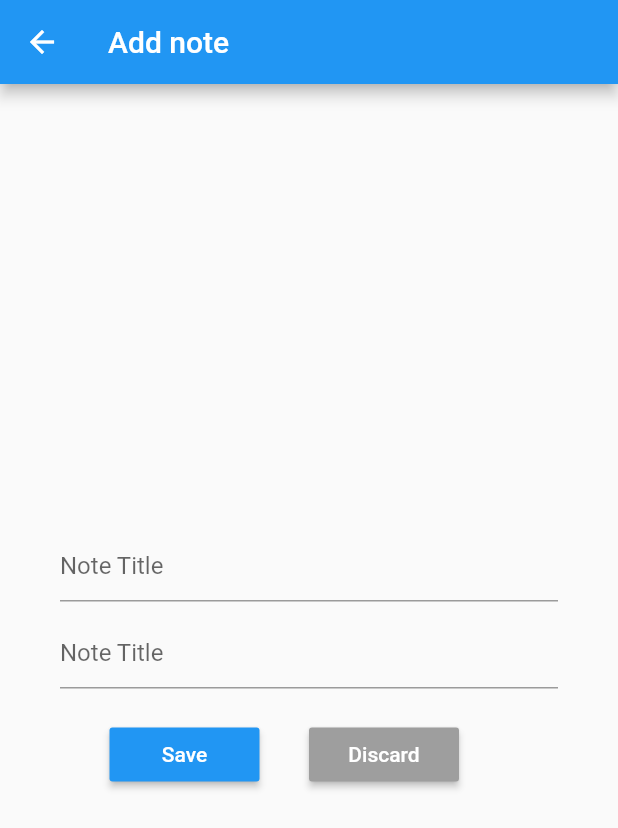
After one commit to ovansa/church_express, a Flutter app: the AddNote screen opened directly, on a phone screen of 412 x 824 dp. The commit adds this screen. Shown: the top 828 px of the screen. Run offline on Flutter 3.47's test engine with Material 2 defaults, Android fonts, the phone set to English and light mode, and no system bars; our stand-ins replace font_awesome_flutter, google_fonts, sqflite; accounts and stored records are empty.

Commit message:
Implemented a rough version of Notes

```diff
--- /dev/null
+++ b/lib/providers/note_provider.dart
@@ -0,0 +1,38 @@
+import 'package:sqflite/sqflite.dart';
+import 'package:path/path.dart';
+
+class NoteProvider {
+  static Database db;
+
+  static Future open() async {
+    db = await openDatabase(join(await getDatabasesPath(), 'notes.db'),
+        version: 1, onCreate: (Database db, int version) async {
+      db.execute('''
+      create table Notes(
+            id integer primary key autoincrement,
+            title text not null,
+            text text not null
+          );
+      ''');
+    });
+  }
+
+  static Future<List<Map<String, dynamic>>> getNoteList() async {
+    if (db == null) {
+      await open();
+    }
+    return await db.query('Notes');
+  }
+
+  static Future insertData(Map<String, dynamic> note) async {
+    await db.insert('Notes', note);
+  }
+
+  static Future updateNote(Map<String, dynamic> note) async {
+    await db.update('Notes', note, where: 'id = ?', whereArgs: [note['id']]);
+  }
+
+  static Future deleteNote(int id) async {
+    await db.delete('Notes', where: 'id = ?', whereArgs: [id]);
+  }
+}
--- /dev/null
+++ b/lib/screens/add_note.dart
@@ -0,0 +1,116 @@
+import 'package:church_express/providers/note_provider.dart';
+import 'package:church_express/widgets/inherited_widget/inherited_widget.dart';
+import 'package:flutter/material.dart';
+
+enum NoteMode {
+  Editing,
+  Adding
+}
+
+class AddNote extends StatefulWidget {
+
+  final NoteMode noteMode;
+  final Map<String , dynamic> note;
+
+  AddNote(this.noteMode, this.note);
+
+  @override
+  _AddNoteState createState() => _AddNoteState();
+}
+
+class _AddNoteState extends State<AddNote> {
+  final TextEditingController _titleController = TextEditingController();
+  final TextEditingController _textController = TextEditingController();
+
+  List<Map<String, String>> get _notes => NoteInheritedWidget.of(context).notes;
+
+  @override
+  void didChangeDependencies() {
+    if (widget.noteMode == NoteMode.Editing) {
+      _titleController.text = widget.note['title'];
+      _textController.text = widget.note['text'];
+    }
+    super.didChangeDependencies();
+  }
+
+  @override
+  Widget build(BuildContext context) {
+    return Scaffold(
+        appBar: AppBar(
+          title: Text(widget.noteMode == NoteMode.Adding ? "Add note" : "Edit note"),
+        ),
+        body: Padding(
+          padding: const EdgeInsets.all(40.0),
+          child: Column(
+            mainAxisAlignment: MainAxisAlignment.center,
+            children: <Widget>[
+              TextField(
+                controller: _titleController,
+                decoration: InputDecoration(hintText: "Note Title"),
+              ),
+              SizedBox(
+                height: 10.0,
+              ),
+              TextField(
+                controller: _textController,
+                decoration: InputDecoration(hintText: "Note Title"),
+              ),
+              SizedBox(
+                height: 20.0,
+              ),
+              Row(
+                mainAxisAlignment: MainAxisAlignment.spaceEvenly,
+                children: <Widget>[
+                  _NoteButton("Save", Colors.blue, () {
+                    final title = _titleController.text;
+                    final text = _textController.text;
+                    if(widget?.noteMode == NoteMode.Adding) {
+                      NoteProvider.insertData({
+                        'title': title,
+                        'text': text
+                      });
+                    } else if(widget?.noteMode == NoteMode.Editing) {
+                      NoteProvider.updateNote({
+                        'id': widget.note['id'],
+                        'title': _titleController.text,
+                        'text': _textController.text
+                      });
+                    }
+                    Navigator.pop(context);
+                  }),
+                  _NoteButton("Discard", Colors.grey, () {
+                    Navigator.pop(context);
+                  }),
+                  widget.noteMode == NoteMode.Editing ?
+                  _NoteButton("Delete", Colors.red, () async {
+                    await NoteProvider.deleteNote(widget.note['id']);
+                    Navigator.pop(context);
+                  }) : SizedBox.shrink(),
+                ],
+              )
+            ],
+          ),
+        ));
+  }
+}
+
+class _NoteButton extends StatelessWidget {
+  final String _text;
+  final Color _color;
+  final Function _onPressed;
+
+  _NoteButton(this._text, this._color, this._onPressed);
+
+  @override
+  Widget build(BuildContext context) {
+    return MaterialButton(
+      onPressed: _onPressed,
+      child: Text(
+        _text,
+        style: TextStyle(color: Colors.white),
+      ),
+      minWidth: 100,
+      color: _color,
+    );
+  }
+}
--- a/lib/widgets/drawer_widgets/app_drawer.dart
+++ b/lib/widgets/drawer_widgets/app_drawer.dart
@@ -79,7 +79,7 @@ class AppDrawer extends StatelessWidget {
                     context,
                     PageRouteBuilder(
                         pageBuilder: (BuildContext context, _, __) =>
-                            PastorCorner(),
+                            Notes(),
                         transitionsBuilder:
                             (_, Animation<double> animation, __, Widget child) {
                           return new FadeTransition(
--- /dev/null
+++ b/lib/widgets/inherited_widget/inherited_widget.dart
@@ -0,0 +1,31 @@
+import 'package:flutter/material.dart';
+
+
+class NoteInheritedWidget extends InheritedWidget {
+
+  final notes = [
+    {
+      'title': 'asdmask',
+      'text': 'asdmaskldmsklasdmaskldmsklasdmaskldmsklasdmaskldmskl'
+    },
+    {
+      'title': 'sadkask',
+      'text': 'sadkasksadkasksadkasksadkasksadkasksadkask'
+    },
+    {
+      'title': 'asafas3',
+      'text': '3asafas3253asafas3253asafa3asafas3253asafas3253asafa3asafas3253asafas3253asafa'
+    }
+  ];
+
+  NoteInheritedWidget(Widget child) : super(child: child);
+
+  static NoteInheritedWidget of(BuildContext context) {
+    return (context.inheritFromWidgetOfExactType(NoteInheritedWidget)as NoteInheritedWidget);
+  }
+
+  @override
+  bool updateShouldNotify( NoteInheritedWidget oldWidget) {
+    return oldWidget.notes != notes;
+  }
+}
--- a/pubspec.yaml
+++ b/pubspec.yaml
@@ -25,6 +25,7 @@ dependencies:
   cupertino_icons: ^0.1.2
   google_fonts: ^0.3.10
   font_awesome_flutter: ^8.7.0
+  sqflite: ^1.3.0
 
 dev_dependencies:
   flutter_test:
```
Also changed, not shown: lib/main.dart (+8 -4 lines), lib/screens/notes.dart (+102 -9 lines), pubspec.lock.
